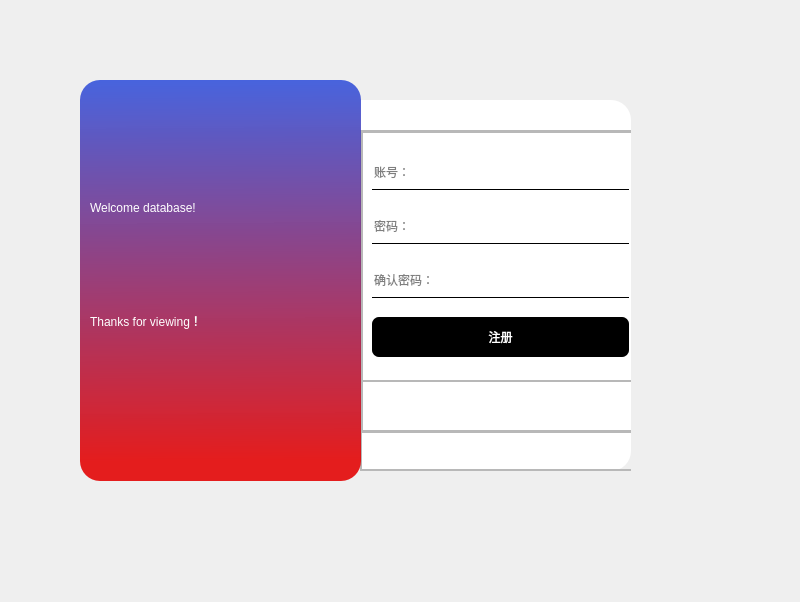
This is LoginUi.ui in KrxkGit/DatabaseUI as Qt 5 draws it before an edit. The edited form follows.
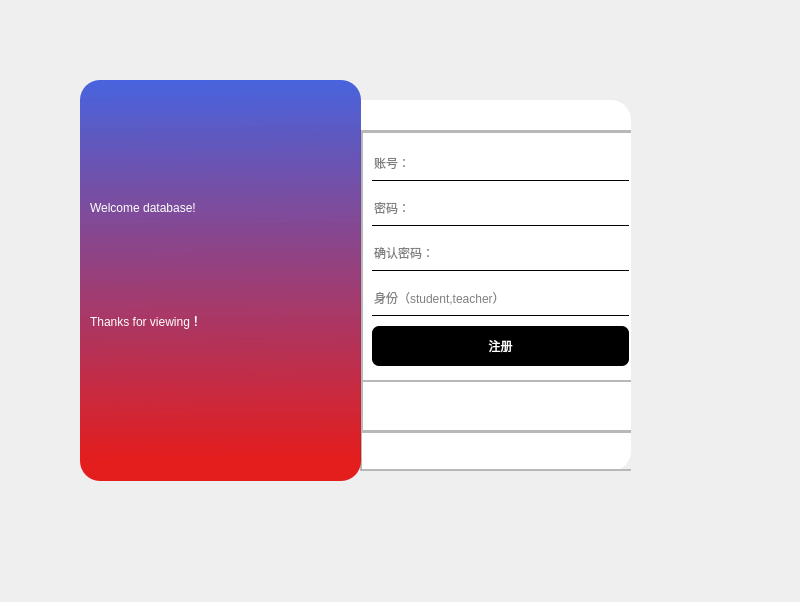
This is the edited form. The open tabs and pages were chosen to show the change. Icons and pictures are not drawn.

Patch:
```diff
--- a/LoginUi.ui
+++ b/LoginUi.ui
@@ -300,6 +300,22 @@
                   </property>
                  </widget>
                 </item>
+                <item>
+                 <widget class="QLineEdit" name="lineEdit_R_role">
+                  <property name="minimumSize">
+                   <size>
+                    <width>0</width>
+                    <height>35</height>
+                   </size>
+                  </property>
+                  <property name="echoMode">
+                   <enum>QLineEdit::Password</enum>
+                  </property>
+                  <property name="placeholderText">
+                   <string>身份（student,teacher）</string>
+                  </property>
+                 </widget>
+                </item>
                 <item>
                  <widget class="QPushButton" name="pushButton_R_sure">
                   <property name="minimumSize">
```
